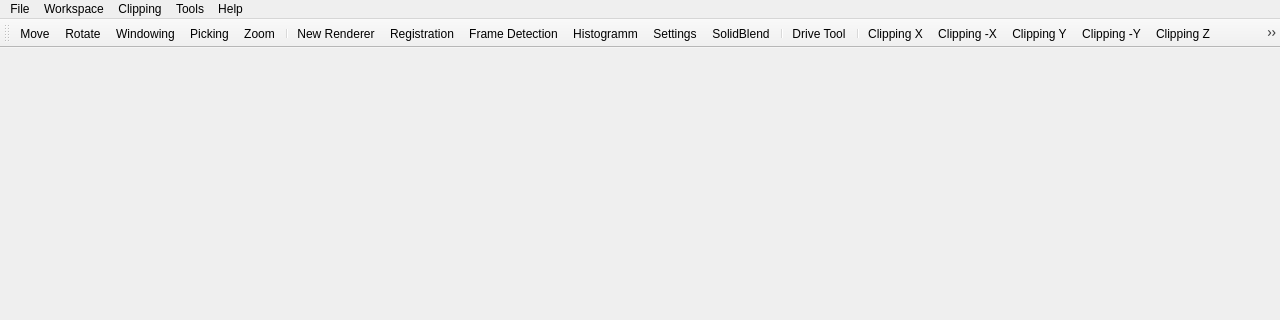
Before: the Qt Designer form dev/BrainVis/mainwindow.ui in waschkbaer/BrainVis, drawn with Qt 5; both pictures show x 0 to 1280 and y 0 to 320 of the 1280 by 800 pixel window.
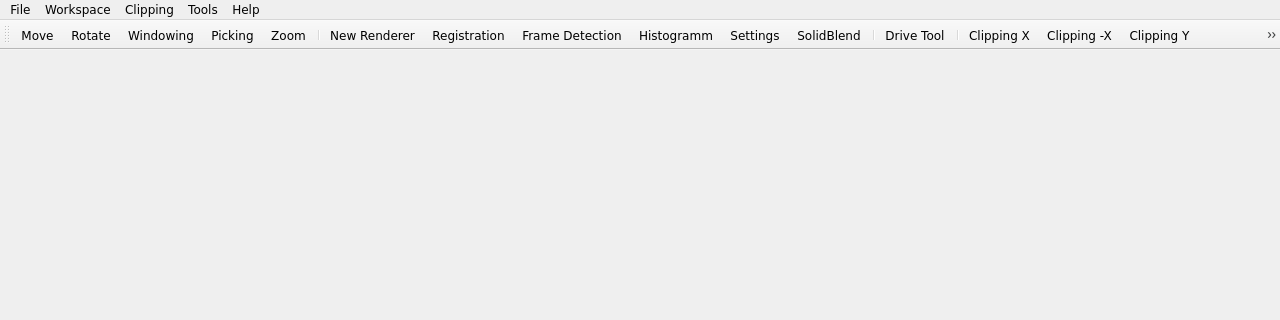
After: the same form once the commit is applied. Icons and pictures are not drawn.

What changed in the file:
```diff
--- a/dev/BrainVis/mainwindow.ui
+++ b/dev/BrainVis/mainwindow.ui
@@ -22,11 +22,20 @@
     <height>2931921</height>
    </size>
   </property>
+  <property name="font">
+   <font>
+    <family>Verdana</family>
+    <weight>50</weight>
+    <italic>false</italic>
+    <bold>false</bold>
+    <kerning>true</kerning>
+   </font>
+  </property>
   <property name="windowTitle">
    <string>MainWindow</string>
   </property>
   <property name="autoFillBackground">
-   <bool>false</bool>
+   <bool>true</bool>
   </property>
   <property name="dockOptions">
    <set>QMainWindow::AllowNestedDocks|QMainWindow::AllowTabbedDocks|QMainWindow::AnimatedDocks|QMainWindow::ForceTabbedDocks|QMainWindow::VerticalTabs</set>
@@ -56,7 +65,7 @@
      <x>0</x>
      <y>0</y>
      <width>1280</width>
-     <height>21</height>
+     <height>20</height>
     </rect>
    </property>
    <widget class="QMenu" name="menuFile">
```
Left out of the diff: 5 changed lines with no effect on the pictures.
